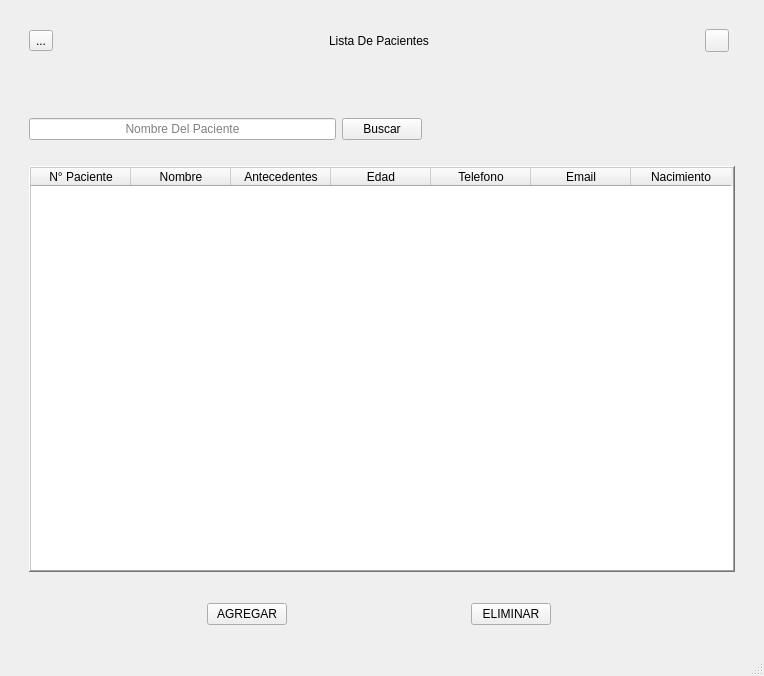
Before: the Qt Designer form Lista_Clientes.ui in Matapuercos666/OPTICA, drawn with Qt 5.
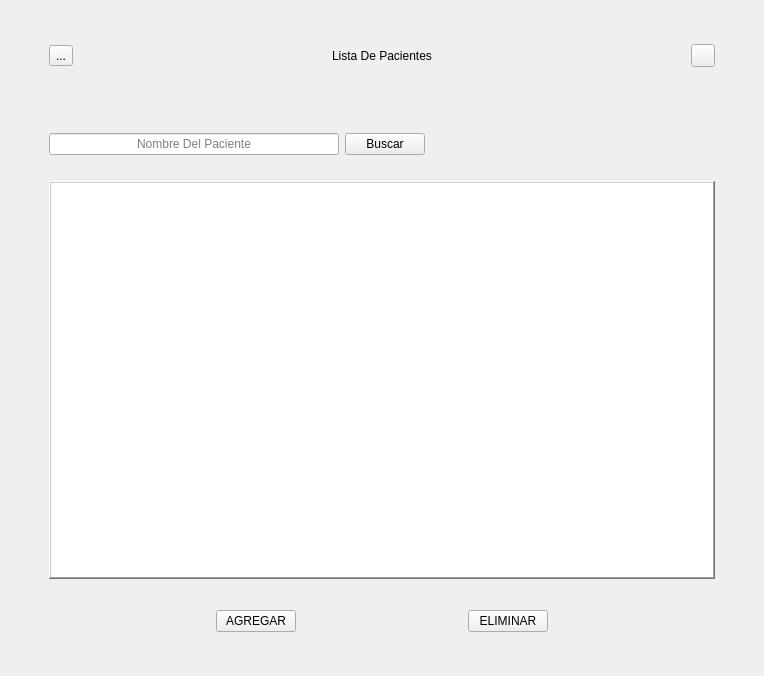
After: the same form once the commit is applied. Icons and pictures are not drawn.

```diff
--- a/Lista_Clientes.ui
+++ b/Lista_Clientes.ui
@@ -18,18 +18,18 @@
     <item row="0" column="0">
      <layout class="QGridLayout" name="gridLayout">
       <property name="leftMargin">
-       <number>20</number>
+       <number>40</number>
       </property>
       <property name="topMargin">
-       <number>20</number>
+       <number>35</number>
       </property>
       <property name="rightMargin">
-       <number>20</number>
+       <number>40</number>
       </property>
       <property name="bottomMargin">
-       <number>20</number>
+       <number>35</number>
       </property>
-      <item row="0" column="0">
+      <item row="1" column="0">
        <layout class="QGridLayout" name="Barra_Superior">
         <item row="0" column="0">
          <layout class="QHBoxLayout" name="horizontalLayout_5">
@@ -160,7 +160,7 @@
         </item>
        </layout>
       </item>
-      <item row="2" column="0">
+      <item row="3" column="0">
        <layout class="QHBoxLayout" name="horizontalLayout_3" stretch="0,0,0,0,0">
         <property name="topMargin">
          <number>25</number>
@@ -223,7 +223,15 @@
         </item>
        </layout>
       </item>
-      <item row="1" column="0" colspan="2">
+      <item row="2" column="0">
+       <layout class="QGridLayout" name="gridLayout_3">
+        <property name="leftMargin">
+         <number>0</number>
+        </property>
+        <property name="topMargin">
+         <number>0</number>
+        </property>
+        <item row="0" column="0">
        <widget class="QTableWidget" name="Datos_Clientes">
         <property name="sizePolicy">
          <sizepolicy hsizetype="Expanding" vsizetype="Expanding">
@@ -265,7 +273,7 @@
          <bool>true</bool>
         </property>
         <property name="columnCount">
-         <number>7</number>
+           <number>0</number>
         </property>
         <attribute name="horizontalHeaderCascadingSectionResizes">
          <bool>true</bool>
@@ -279,58 +287,17 @@
         <attribute name="horizontalHeaderHighlightSections">
          <bool>false</bool>
         </attribute>
-        <column>
-         <property name="text">
-          <string>N° Paciente</string>
-         </property>
-        </column>
-        <column>
-         <property name="text">
-          <string>Nombre</string>
-         </property>
-        </column>
-        <column>
-         <property name="text">
-          <string>Antecedentes</string>
-         </property>
-        </column>
-        <column>
-         <property name="text">
-          <string>Edad</string>
-         </property>
-        </column>
-        <column>
-         <property name="text">
-          <string>Telefono</string>
-         </property>
-        </column>
-        <column>
-         <property name="text">
-          <string>Email</string>
-         </property>
-        </column>
-        <column>
-         <property name="text">
-          <string>Nacimiento</string>
-         </property>
-        </column>
+          <attribute name="verticalHeaderVisible">
+           <bool>false</bool>
+          </attribute>
        </widget>
       </item>
      </layout>
     </item>
    </layout>
+    </item>
+   </layout>
   </widget>
-  <widget class="QMenuBar" name="menubar">
-   <property name="geometry">
-    <rect>
-     <x>0</x>
-     <y>0</y>
-     <width>764</width>
-     <height>22</height>
-    </rect>
-   </property>
-  </widget>
-  <widget class="QStatusBar" name="statusbar"/>
  </widget>
  <resources/>
  <connections/>
```
Lines whose indentation alone changed are shown as unchanged.
